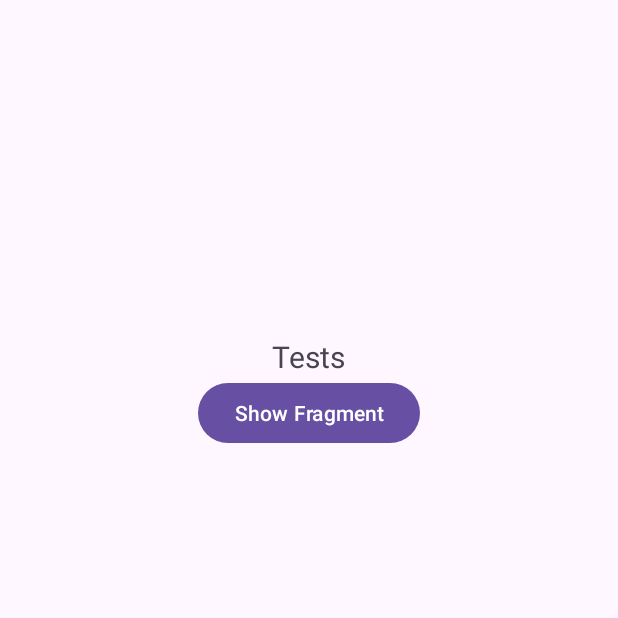
After one commit to Sishdoap/WIA2007Revision, an Android app: the fragment SampleFragment placed in its activity, on a phone screen of 412 x 824 dp, the top half of it. The commit adds this screen. Run offline under Robolectric (Android 15) with nearby library versions, the phone set to English and light mode, and no system bars.

Commit message:
added fragment testing

```diff
--- a/app/src/main/AndroidManifest.xml
+++ b/app/src/main/AndroidManifest.xml
@@ -12,6 +12,9 @@
         android:supportsRtl="true"
         android:theme="@style/Theme.MapsTesting"
         tools:targetApi="31">
+        <activity
+            android:name=".FragmentTesting.MainActivityFragmentTesting"
+            android:exported="false" />
         <activity
             android:name=".KidsLearningApp.MathActivity"
             android:exported="false" />
@@ -29,7 +32,7 @@
             android:exported="false" />
         <activity
             android:name=".KidsLearningApp.EnglishActivity"
-            android:exported="false"/>
+            android:exported="false" />
         <activity
             android:name=".MainActivity"
             android:exported="true">
--- /dev/null
+++ b/app/src/main/java/com/example/mapstesting/FragmentTesting/MainActivityFragmentTesting.java
@@ -0,0 +1,71 @@
+package com.example.mapstesting.FragmentTesting;
+
+import android.os.Bundle;
+import android.view.View;
+import android.widget.Button;
+import android.widget.FrameLayout;
+import android.widget.TextView;
+
+import androidx.activity.EdgeToEdge;
+import androidx.appcompat.app.AppCompatActivity;
+import androidx.fragment.app.Fragment;
+import androidx.fragment.app.FragmentManager;
+import androidx.fragment.app.FragmentTransaction;
+
+import com.example.mapstesting.R;
+
+public class MainActivityFragmentTesting extends AppCompatActivity implements SampleFragment.OnDataPass {
+
+    private boolean isFragmentVisible = false;
+    private Button btnToggleFragment;
+    private FrameLayout fragmentContainer;
+    private TextView textView;
+
+    @Override
+    protected void onCreate(Bundle savedInstanceState) {
+        super.onCreate(savedInstanceState);
+        EdgeToEdge.enable(this);
+        setContentView(R.layout.activity_main_fragment_testing);
+
+        btnToggleFragment = findViewById(R.id.btnToggleFragment);
+        fragmentContainer = findViewById(R.id.fragment_container);
+        textView = findViewById(R.id.textView);
+
+        btnToggleFragment.setOnClickListener(new View.OnClickListener() {
+            @Override
+            public void onClick(View v) {
+                toggleFragment();
+            }
+        });
+
+
+    }
+
+    @Override
+    public void onDataPass(String data) {
+        textView.setText(data);
+    }
+
+    private void toggleFragment() {
+        FragmentManager fragmentManager = getSupportFragmentManager();
+        FragmentTransaction transaction = fragmentManager.beginTransaction();
+
+        if (isFragmentVisible) {
+            Fragment fragment = fragmentManager.findFragmentById(R.id.fragment_container);
+            if (fragment != null) {
+                transaction.remove(fragment);
+            }
+            fragmentContainer.setVisibility(View.GONE);
+            btnToggleFragment.setText("Show Fragment");
+        } else {
+            SampleFragment sampleFragment = new SampleFragment();
+            transaction.replace(R.id.fragment_container, sampleFragment);
+            transaction.addToBackStack(null);
+            fragmentContainer.setVisibility(View.VISIBLE);
+            btnToggleFragment.setText("Hide Fragment");
+        }
+
+        transaction.commit();
+        isFragmentVisible = !isFragmentVisible;
+    }
+}
--- /dev/null
+++ b/app/src/main/java/com/example/mapstesting/FragmentTesting/SampleFragment.java
@@ -0,0 +1,104 @@
+package com.example.mapstesting.FragmentTesting;
+
+import android.content.Context;
+import android.os.Bundle;
+
+import androidx.annotation.NonNull;
+import androidx.fragment.app.Fragment;
+
+import android.view.LayoutInflater;
+import android.view.View;
+import android.view.ViewGroup;
+import android.widget.Button;
+import android.widget.EditText;
+import android.widget.TextView;
+
+import com.example.mapstesting.R;
+
+/**
+ * A simple {@link Fragment} subclass.
+ * Use the {@link SampleFragment#newInstance} factory method to
+ * create an instance of this fragment.
+ */
+public class SampleFragment extends Fragment {
+
+    private OnDataPass dataPassListener;
+
+    // TODO: Rename parameter arguments, choose names that match
+    // the fragment initialization parameters, e.g. ARG_ITEM_NUMBER
+    private static final String ARG_PARAM1 = "param1";
+    private static final String ARG_PARAM2 = "param2";
+
+    // TODO: Rename and change types of parameters
+    private String mParam1;
+    private String mParam2;
+
+    public SampleFragment() {
+        // Required empty public constructor
+    }
+
+    /**
+     * Use this factory method to create a new instance of
+     * this fragment using the provided parameters.
+     *
+     * @param param1 Parameter 1.
+     * @param param2 Parameter 2.
+     * @return A new instance of fragment SampleFragment.
+     */
+    // TODO: Rename and change types and number of parameters
+    public static SampleFragment newInstance(String param1, String param2) {
+        SampleFragment fragment = new SampleFragment();
+        Bundle args = new Bundle();
+        args.putString(ARG_PARAM1, param1);
+        args.putString(ARG_PARAM2, param2);
+        fragment.setArguments(args);
+        return fragment;
+    }
+
+    @Override
+    public void onCreate(Bundle savedInstanceState) {
+        super.onCreate(savedInstanceState);
+        if (getArguments() != null) {
+            mParam1 = getArguments().getString(ARG_PARAM1);
+            mParam2 = getArguments().getString(ARG_PARAM2);
+        }
+    }
+
+    public interface OnDataPass {
+        void onDataPass(String data);
+
+        // If you wanna pass many data, do it like this void onDataPass(String name, int age, boolean isStudent)
+        // dataPassListener.onDataPass(name, age, isStudent);
+    }
+
+    @Override
+    public void onAttach(@NonNull Context context) {
+        super.onAttach(context);
+        try {
+            dataPassListener = (OnDataPass) context;
+        } catch (ClassCastException e) {
+            throw new ClassCastException(context.toString() + " must implement OnDataPass");
+        }
+    }
+
+    @Override
+    public View onCreateView(LayoutInflater inflater, ViewGroup container, Bundle savedInstanceState) {
+        View view = inflater.inflate(R.layout.fragment_sample, container, false);
+        TextView textView = view.findViewById(R.id.textView);
+        textView.setText("Hello, I am a fragment");
+
+        EditText editText = view.findViewById(R.id.editText);
+        Button btnSend = view.findViewById(R.id.btnSend);
+
+        btnSend.setOnClickListener(new View.OnClickListener() {
+            @Override
+            public void onClick(View v) {
+                String text = editText.getText().toString();
+                dataPassListener.onDataPass(text);
+            }
+        });
+
+        return view;
+
+    }
+}
--- a/app/src/main/res/layout/activity_main.xml
+++ b/app/src/main/res/layout/activity_main.xml
@@ -53,4 +53,10 @@
         android:id="@+id/btnQuizApp"
         android:text="Quiz App"/>
 
+    <Button
+        android:layout_width="wrap_content"
+        android:layout_height="wrap_content"
+        android:id="@+id/btnFragmentActivity"
+        android:text="Fragment Testing"/>
+
 </LinearLayout>
--- /dev/null
+++ b/app/src/main/res/layout/activity_main_fragment_testing.xml
@@ -0,0 +1,27 @@
+<?xml version="1.0" encoding="utf-8"?>
+<LinearLayout xmlns:android="http://schemas.android.com/apk/res/android"
+    android:layout_width="match_parent"
+    android:layout_height="match_parent"
+    android:orientation="vertical"
+    android:gravity="center">
+
+    <TextView
+        android:layout_width="wrap_content"
+        android:layout_height="wrap_content"
+        android:id="@+id/textView"
+        android:text="Tests"
+        android:textSize="20sp"/>
+
+    <Button
+        android:id="@+id/btnToggleFragment"
+        android:layout_width="wrap_content"
+        android:layout_height="wrap_content"
+        android:text="Show Fragment"/>
+
+    <FrameLayout
+        android:id="@+id/fragment_container"
+        android:layout_width="match_parent"
+        android:layout_height="300dp"
+        android:visibility="invisible"
+        android:background="@android:color/darker_gray"/>
+</LinearLayout>
--- a/app/src/main/res/values/strings.xml
+++ b/app/src/main/res/values/strings.xml
@@ -5,4 +5,6 @@
         <item>Sweetened</item>
         <item>Non-Sweetened</item>
     </string-array>
+    <!-- TODO: Remove or change this placeholder text -->
+    <string name="hello_blank_fragment">Hello blank fragment</string>
 </resources>
```
Also changed, not shown: app/src/main/java/com/example/mapstesting/MainActivity.java (+7 -0 lines), app/src/main/res/layout/fragment_sample.xml (added, +29 -0 lines), 1 other file.
